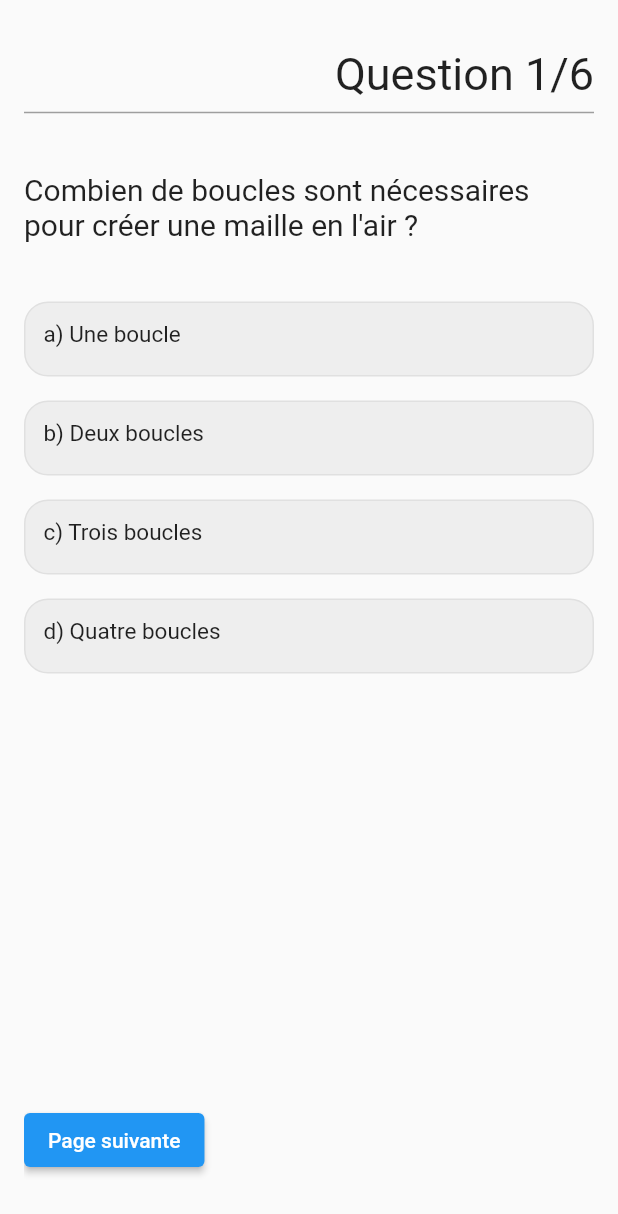
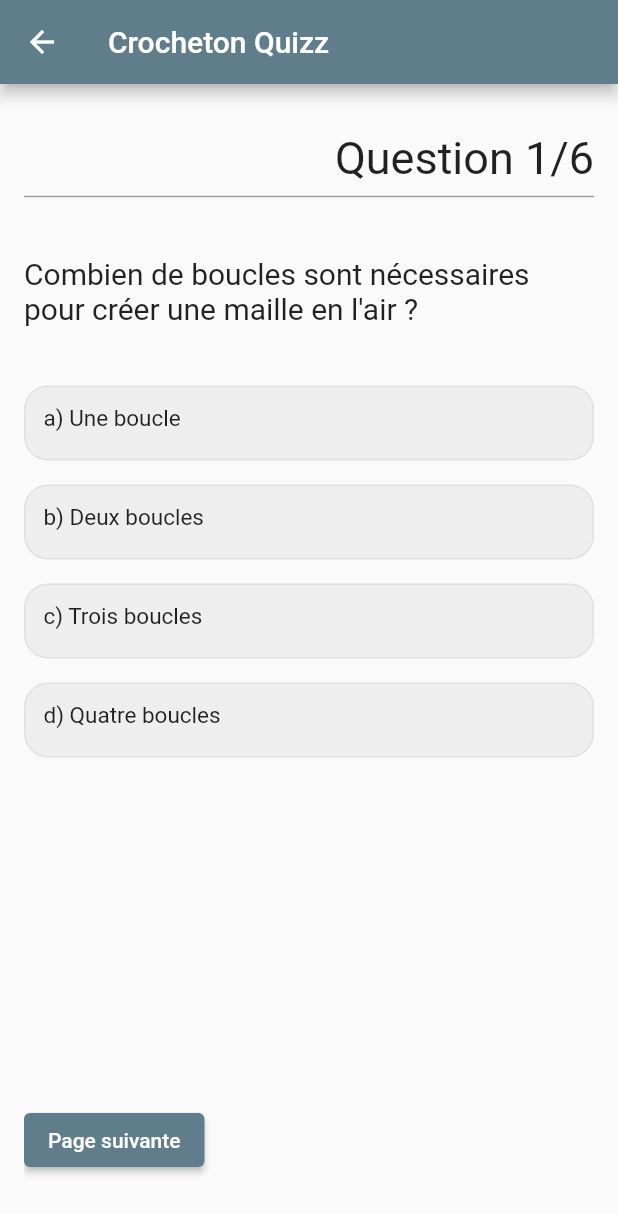
Before and after one commit to fatou199/flutter, a Flutter app: the screen it shows after launch, after a tap on "Quizz", on a phone screen of 412 x 824 dp. Shown: the top 1214 px of the screen. Run offline on Flutter 3.47's test engine with Material 2 defaults, Android fonts, the phone set to English and light mode, and no system bars; our stand-ins replace audioplayers, getwidget, video_player.

Commit message:
ajout du bouton retour dans le quizz & changement de couleur

```diff
--- a/lib/main.dart
+++ b/lib/main.dart
@@ -31,7 +31,9 @@ class MyApp extends StatelessWidget {
         '/materiel': (context) => const Materiel(
               title: 'Crocheton',
             ),
-        '/quizz': (context) => const Quizz(),
+        '/quizz': (context) => const Quizz(
+              title: 'Crocheton Quizz',
+            ),
       },
     );
   }
--- a/lib/quizz.dart
+++ b/lib/quizz.dart
@@ -1,19 +1,30 @@
 import 'package:flutter/material.dart';
-import 'modelQuizz.dart';
+import 'model_quizz.dart';
 
 class Quizz extends StatelessWidget {
-  const Quizz({super.key});
+  const Quizz({
+    super.key,
+    required this.title,
+  });
+
+  final String title;
 
   // This widget is the root of your application.
   @override
   Widget build(BuildContext context) {
     return MaterialApp(
-        title: 'Crocheton Quizz',
         theme: ThemeData(
-          primarySwatch: Colors.blue,
+          primarySwatch: Colors.blueGrey,
         ),
-        home: const Scaffold(
-          body: QuestionWidget(),
+        home: Scaffold(
+          appBar: AppBar(
+            title: const Text('Crocheton Quizz'),
+            leading: IconButton(
+              icon: const Icon(Icons.arrow_back),
+              onPressed: () => Navigator.of(context).pop(null),
+            ),
+          ),
+          body: const QuestionWidget(),
         ));
   }
 }
```
Also changed, not shown: assets/crochet.jpeg (deleted), lib/model_quizz.dart (renamed from lib/modelQuizz.dart).
